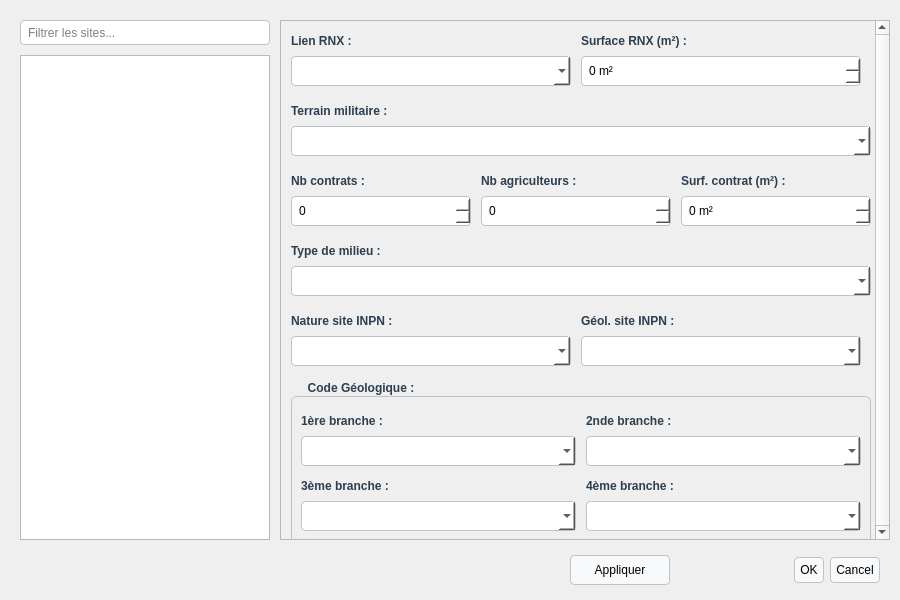
First picture: the form in plugin_sites_cen_dialog_base.ui, repository matthieu-cen-paysdelaloire/plugin_sites_cen, before the edit.
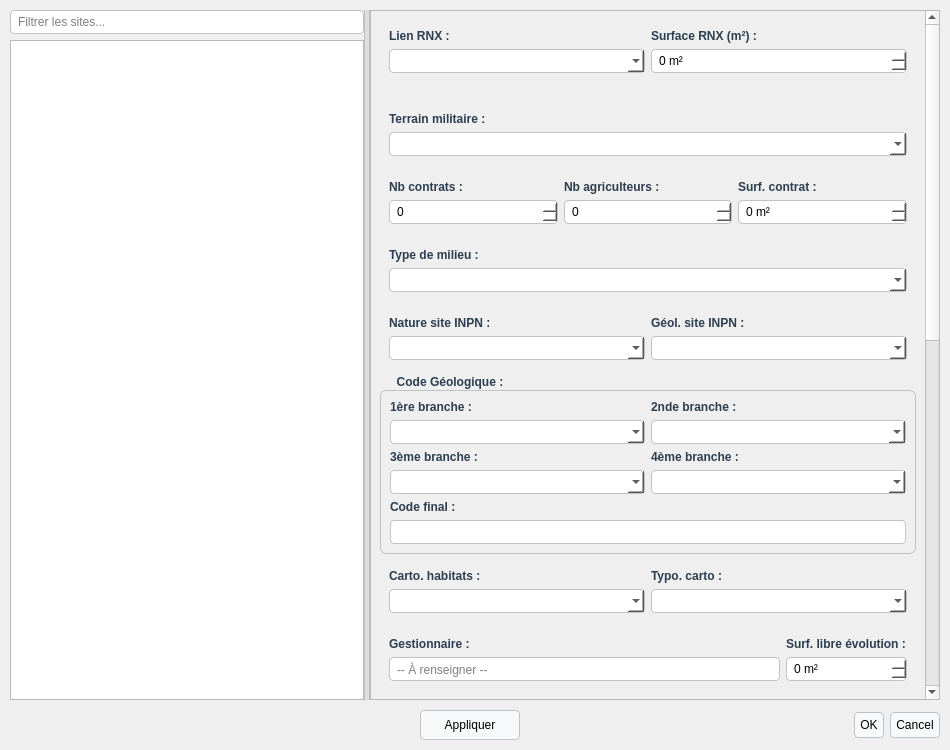
Second picture: the form after the edit.

Commit message: # Correctifs plugin, réajustement des dimensions

```diff
--- a/plugin_sites_cen_dialog_base.ui
+++ b/plugin_sites_cen_dialog_base.ui
@@ -6,400 +6,635 @@
    <rect>
     <x>0</x>
     <y>0</y>
-    <width>900</width>
-    <height>600</height>
-   </rect>
-  </property>
+        <width>950</width>
+        <height>750</height>
+      </rect>
+    </property>
+    
   <property name="windowTitle">
    <string>Gestionnaire des sites CEN</string>
   </property>
+    
   <property name="styleSheet">
    <string>
-    /* 1. TITRES : Labels et GroupBox */
-    QLabel, QGroupBox {
-        font-weight: bold;
-        color: #2c3e50;
-    }
-
-    /* 2. INFOBULLES : Pas de gras, bordure fine */
-    QToolTip {
-        font-weight: normal;
-        background-color: #ffe089;
-        border: 1px solid #bdc3c7;
-        color: #2c3e50;
-        padding: 2px;
-    }
-
-    /* 3. CHAMPS DE SAISIE : Bordures arrondies et texte normal */
-    QComboBox, QSpinBox, QLineEdit, QTextEdit, QDateEdit {
-        border: 1px solid #bdc3c7;
-        border-radius: 4px;
-        padding: 3px 5px;
-        background-color: white;
-        selection-background-color: #3498db;
-        selection-color: white;
-        font-weight: normal;
-    }
-
-    /* Focus sur les champs */
-    QComboBox:focus, QSpinBox:focus, QLineEdit:focus, QTextEdit:focus, QDateEdit:focus {
-        border: 1px solid #3498db;
-    }
-
-    /* 4. GROUPBOX : Cadre uniformisé */
-    QGroupBox { 
-        border: 1px solid #bdc3c7; 
-        border-radius: 6px; 
-        margin-top: 15px; 
-    } 
-    QGroupBox::title { 
-        subcontrol-origin: margin; 
-        left: 10px; 
-        padding: 0 5px; 
-    }
-
-    /* 5. BOUTONS */
-    QPushButton {
-        border: 1px solid #bdc3c7;
-        border-radius: 4px;
-        background-color: #f8f9fa;
-        padding: 5px;
-        font-weight: normal;
-    }
-    QPushButton:hover {
-        background-color: #e9ecef;
-    }
+        QLabel, QGroupBox { font-weight: bold; color: #2c3e50; }
+        QToolTip { font-weight: normal; background-color: #ffe089; border: 1px solid #bdc3c7; color: #2c3e50; padding: 2px; }
+        QComboBox, QSpinBox, QLineEdit, QTextEdit, QDateEdit { border: 1px solid #bdc3c7; border-radius: 4px; padding: 3px 5px; background-color: white; font-weight: normal; }
+        QGroupBox { border: 1px solid #bdc3c7; border-radius: 6px; margin-top: 15px; } 
+        QGroupBox::title { subcontrol-origin: margin; left: 10px; padding: 0 5px; }
+        QPushButton { border: 1px solid #bdc3c7; border-radius: 4px; background-color: #f8f9fa; padding: 5px; }
+        QFrame#rowBlock { border: none; background-color: transparent; padding-bottom: 15px; }
+        QSplitter::handle { background-color: #dcdde1; border-left: 1px solid #bdc3c7; border-right: 1px solid #bdc3c7; }
+        QSplitter::handle:horizontal { width: 10px; }
+        QSplitter::handle:hover { background-color: #3498db; }
    </string>
   </property>
 
+    <layout class="QVBoxLayout" name="mainVerticalLayout">
+      <property name="spacing">
+        <number>10</number>
+      </property>
+      <property name="leftMargin">
+        <number>10</number>
+      </property>
+      <property name="topMargin">
+        <number>10</number>
+      </property>
+      <property name="rightMargin">
+        <number>10</number>
+      </property>
+      <property name="bottomMargin">
+        <number>10</number>
+      </property>
+
+      <item>
+        <widget class="QSplitter" name="splitter">
+          <property name="orientation">
+            <enum>Qt::Horizontal</enum>
+          </property>
+          
+          <widget class="QWidget" name="leftContainer">
+            <layout class="QVBoxLayout" name="leftSide">
+              <item>
   <widget class="QLineEdit" name="txtSearch">
-   <property name="geometry"><rect><x>20</x><y>20</y><width>250</width><height>25</height></rect></property>
-   <property name="placeholderText"><string>Filtrer les sites...</string></property>
-  </widget>
-
+                  <property name="placeholderText">
+                    <string>Filtrer les sites...</string>
+                  </property>
+                </widget>
+              </item>
+              <item>
   <widget class="QListWidget" name="listSites">
-   <property name="geometry"><rect><x>20</x><y>55</y><width>250</width><height>485</height></rect></property>
+                  <property name="minimumSize">
+                    <size>
+                      <width>200</width>
+                      <height>0</height>
+                    </size>
+                  </property>
+                </widget>
+              </item>
+            </layout>
   </widget>
 
   <widget class="QScrollArea" name="scrollArea">
-   <property name="geometry"><rect><x>280</x><y>20</y><width>610</width><height>520</height></rect></property>
-   <property name="verticalScrollBarPolicy"><enum>Qt::ScrollBarAlwaysOn</enum></property>
-   <property name="widgetResizable"><bool>true</bool></property>
-   
+            <property name="widgetResizable">
+              <bool>true</bool>
+            </property>
+            
    <widget class="QWidget" name="scrollAreaWidgetContents">
-    <property name="geometry"><rect><x>0</x><y>0</y><width>590</width><height>1750</height></rect></property>
-
+              <layout class="QVBoxLayout" name="formVLayout">
+                
+                <item>
+                  <widget class="QFrame" name="rowBlock">
+                    <layout class="QHBoxLayout">
+                      <item>
+                        <layout class="QVBoxLayout">
+                          <item>
     <widget class="QLabel" name="label_rnx">
-     <property name="geometry"><rect><x>10</x><y>10</y><width>280</width><height>20</height></rect></property>
      <property name="text"><string>Lien RNX :</string></property>
     </widget>
-    <widget class="QComboBox" name="cbLienRNX">
-     <property name="geometry"><rect><x>10</x><y>35</y><width>280</width><height>30</height></rect></property>
-    </widget>
-
+                          </item>
+                          <item>
+                            <widget class="QComboBox" name="cbLienRNX"/>
+                          </item>
+                        </layout>
+                      </item>
+                      <item>
+                        <layout class="QVBoxLayout">
+                          <item>
     <widget class="QLabel" name="label_num">
-     <property name="geometry"><rect><x>300</x><y>10</y><width>280</width><height>20</height></rect></property>
      <property name="text"><string>Surface RNX (m²) :</string></property>
     </widget>
+                          </item>
+                          <item>
     <widget class="QSpinBox" name="spinRNX">
-     <property name="geometry"><rect><x>300</x><y>35</y><width>280</width><height>30</height></rect></property>
      <property name="minimum"><number>-1</number></property>
+                              <property name="maximum"><number>99999999</number></property>
      <property name="specialValueText"><string>-- À renseigner --</string></property>
      <property name="suffix"><string> m²</string></property>
-     <property name="maximum"><number>99999999</number></property>
-    </widget>
+                            </widget>
+                          </item>
+                        </layout>
+                      </item>
+                    </layout>
+                  </widget>
+                </item>
 
+                <item>
+                  <widget class="QFrame" name="rowBlock">
+                    <layout class="QVBoxLayout">
+                      <item>
     <widget class="QLabel" name="label_militaire">
-     <property name="geometry"><rect><x>10</x><y>80</y><width>580</width><height>20</height></rect></property>
      <property name="text"><string>Terrain militaire :</string></property>
     </widget>
-    <widget class="QComboBox" name="cbMilitaire">
-     <property name="geometry"><rect><x>10</x><y>105</y><width>580</width><height>30</height></rect></property>
-    </widget>
+                      </item>
+                      <item>
+                        <widget class="QComboBox" name="cbMilitaire"/>
+                      </item>
+                    </layout>
+                  </widget>
+                </item>
 
+                <item>
+                  <widget class="QFrame" name="rowBlock">
+                    <layout class="QHBoxLayout">
+                      <item>
+                        <layout class="QVBoxLayout">
+                          <item>
     <widget class="QLabel" name="label_contrats">
-     <property name="geometry"><rect><x>10</x><y>150</y><width>180</width><height>20</height></rect></property>
      <property name="text"><string>Nb contrats :</string></property>
     </widget>
+                          </item>
+                          <item>
     <widget class="QSpinBox" name="spinContrats">
-     <property name="geometry"><rect><x>10</x><y>175</y><width>180</width><height>30</height></rect></property>
      <property name="minimum"><number>-1</number></property>
      <property name="specialValueText"><string>-- À renseigner --</string></property>
     </widget>
-
+                          </item>
+                        </layout>
+                      </item>
+                      <item>
+                        <layout class="QVBoxLayout">
+                          <item>
     <widget class="QLabel" name="label_agri">
-     <property name="geometry"><rect><x>200</x><y>150</y><width>190</width><height>20</height></rect></property>
      <property name="text"><string>Nb agriculteurs :</string></property>
     </widget>
+                          </item>
+                          <item>
     <widget class="QSpinBox" name="spinAgri">
-     <property name="geometry"><rect><x>200</x><y>175</y><width>190</width><height>30</height></rect></property>
      <property name="minimum"><number>-1</number></property>
      <property name="specialValueText"><string>-- À renseigner --</string></property>
     </widget>
-
+                          </item>
+                        </layout>
+                      </item>
+                      <item>
+                        <layout class="QVBoxLayout">
+                          <item>
     <widget class="QLabel" name="label_surf_contrat">
-     <property name="geometry"><rect><x>400</x><y>150</y><width>190</width><height>20</height></rect></property>
-     <property name="text"><string>Surf. contrat (m²) :</string></property>
-    </widget>
+                              <property name="text"><string>Surf. contrat :</string></property>
+                            </widget>
+                          </item>
+                          <item>
     <widget class="QSpinBox" name="spinSurfContrat">
-     <property name="geometry"><rect><x>400</x><y>175</y><width>190</width><height>30</height></rect></property>
      <property name="minimum"><number>-1</number></property>
+                              <property name="maximum"><number>99999999</number></property>
      <property name="specialValueText"><string>-- À renseigner --</string></property>
      <property name="suffix"><string> m²</string></property>
-     <property name="maximum"><number>99999999</number></property>
-    </widget>
+                            </widget>
+                          </item>
+                        </layout>
+                      </item>
+                    </layout>
+                  </widget>
+                </item>
 
+                <item>
+                  <widget class="QFrame" name="rowBlock">
+                    <layout class="QVBoxLayout">
+                      <item>
     <widget class="QLabel" name="label_type_milieu">
-     <property name="geometry"><rect><x>10</x><y>220</y><width>580</width><height>20</height></rect></property>
      <property name="text"><string>Type de milieu :</string></property>
     </widget>
-    <widget class="QComboBox" name="cbType_milieu">
-     <property name="geometry"><rect><x>10</x><y>245</y><width>580</width><height>30</height></rect></property>
-    </widget>
+                      </item>
+                      <item>
+                        <widget class="QComboBox" name="cbType_milieu"/>
+                      </item>
+                    </layout>
+                  </widget>
+                </item>
 
+                <item>
+                  <widget class="QFrame" name="rowBlock">
+                    <layout class="QHBoxLayout">
+                      <item>
+                        <layout class="QVBoxLayout">
+                          <item>
     <widget class="QLabel" name="label_nature">
-     <property name="geometry"><rect><x>10</x><y>290</y><width>280</width><height>20</height></rect></property>
      <property name="text"><string>Nature site INPN :</string></property>
     </widget>
-    <widget class="QComboBox" name="cbNatureInpn">
-     <property name="geometry"><rect><x>10</x><y>315</y><width>280</width><height>30</height></rect></property>
-    </widget>
-
+                          </item>
+                          <item>
+                            <widget class="QComboBox" name="cbNatureInpn"/>
+                          </item>
+                        </layout>
+                      </item>
+                      <item>
+                        <layout class="QVBoxLayout">
+                          <item>
     <widget class="QLabel" name="label_geol">
-     <property name="geometry"><rect><x>300</x><y>290</y><width>280</width><height>20</height></rect></property>
      <property name="text"><string>Géol. site INPN :</string></property>
     </widget>
-    <widget class="QComboBox" name="cbGeolInpn">
-     <property name="geometry"><rect><x>300</x><y>315</y><width>280</width><height>30</height></rect></property>
-    </widget>
+                          </item>
+                          <item>
+                            <widget class="QComboBox" name="cbGeolInpn"/>
+                          </item>
+                        </layout>
+                      </item>
+                    </layout>
+                  </widget>
+                </item>
 
+                <item>
     <widget class="QGroupBox" name="groupGeolDecision">
-     <property name="geometry">
-      <rect><x>10</x><y>360</y><width>580</width><height>250</height></rect>
-     </property>
      <property name="title">
       <string>Code Géologique :</string>
      </property>
-     <property name="toolTip">
-      <string>Complétez les branches pour générer le code final automatiquement.</string>
-     </property>
-
+                    <layout class="QGridLayout">
+                      <item row="0" column="0">
      <widget class="QLabel" name="lblGeol1">
-      <property name="geometry"><rect><x>10</x><y>30</y><width>275</width><height>20</height></rect></property>
       <property name="text"><string>1ère branche :</string></property>
      </widget>
-     <widget class="QComboBox" name="cbGeolStep1">
-      <property name="geometry"><rect><x>10</x><y>55</y><width>275</width><height>30</height></rect></property>
-     </widget>
-
+                      </item>
+                      <item row="1" column="0">
+                        <widget class="QComboBox" name="cbGeolStep1"/>
+                      </item>
+                      <item row="0" column="1">
      <widget class="QLabel" name="lblGeol2">
-      <property name="geometry"><rect><x>295</x><y>30</y><width>275</width><height>20</height></rect></property>
       <property name="text"><string>2nde branche :</string></property>
      </widget>
-     <widget class="QComboBox" name="cbGeolStep2">
-      <property name="geometry"><rect><x>295</x><y>55</y><width>275</width><height>30</height></rect></property>
-     </widget>
-
+                      </item>
+                      <item row="1" column="1">
+                        <widget class="QComboBox" name="cbGeolStep2"/>
+                      </item>
+                      <item row="2" column="0">
      <widget class="QLabel" name="lblGeol3">
-      <property name="geometry"><rect><x>10</x><y>95</y><width>275</width><height>20</height></rect></property>
       <property name="text"><string>3ème branche :</string></property>
      </widget>
-     <widget class="QComboBox" name="cbGeolStep3">
-      <property name="geometry"><rect><x>10</x><y>120</y><width>275</width><height>30</height></rect></property>
-     </widget>
-
+                      </item>
+                      <item row="3" column="0">
+                        <widget class="QComboBox" name="cbGeolStep3"/>
+                      </item>
+                      <item row="2" column="1">
      <widget class="QLabel" name="lblGeol4">
-      <property name="geometry"><rect><x>295</x><y>95</y><width>275</width><height>20</height></rect></property>
       <property name="text"><string>4ème branche :</string></property>
      </widget>
-     <widget class="QComboBox" name="cbGeolStep4">
-      <property name="geometry"><rect><x>295</x><y>120</y><width>275</width><height>30</height></rect></property>
-     </widget>
-
+                      </item>
+                      <item row="3" column="1">
+                        <widget class="QComboBox" name="cbGeolStep4"/>
+                      </item>
+                      <item row="4" column="0" colspan="2">
      <widget class="QLabel" name="lblGeolFinal">
-      <property name="geometry"><rect><x>10</x><y>170</y><width>560</width><height>20</height></rect></property>
-      <property name="text"><string>Code final calculé :</string></property>
-     </widget>
+                          <property name="text"><string>Code final :</string></property>
+                        </widget>
+                      </item>
+                      <item row="5" column="0" colspan="2">
      <widget class="QLineEdit" name="txtGeolResult">
-      <property name="geometry"><rect><x>10</x><y>195</y><width>560</width><height>35</height></rect></property>
       <property name="readOnly"><bool>true</bool></property>
-      <property name="styleSheet"><string>background-color: #ecf0f1; border: 1px solid #bdc3c7;</string></property>
-     </widget>
-    </widget>
+                        </widget>
+                      </item>
+                    </layout>
+                  </widget>
+                </item>
 
+                <item>
+                  <widget class="QFrame" name="rowBlock">
+                    <layout class="QHBoxLayout">
+                      <item>
+                        <layout class="QVBoxLayout">
+                          <item>
     <widget class="QLabel" name="label_carto_hab">
-     <property name="geometry"><rect><x>10</x><y>630</y><width>280</width><height>20</height></rect></property>
      <property name="text"><string>Carto. habitats :</string></property>
     </widget>
-    <widget class="QComboBox" name="cbCartoHab">
-     <property name="geometry"><rect><x>10</x><y>655</y><width>280</width><height>30</height></rect></property>
-    </widget>
-
+                          </item>
+                          <item>
+                            <widget class="QComboBox" name="cbCartoHab"/>
+                          </item>
+                        </layout>
+                      </item>
+                      <item>
+                        <layout class="QVBoxLayout">
+                          <item>
     <widget class="QLabel" name="label_typo_hab">
-     <property name="geometry"><rect><x>300</x><y>630</y><width>280</width><height>20</height></rect></property>
      <property name="text"><string>Typo. carto :</string></property>
     </widget>
-    <widget class="QComboBox" name="cbTypoHab">
-     <property name="geometry"><rect><x>300</x><y>655</y><width>280</width><height>30</height></rect></property>
-    </widget>
+                          </item>
+                          <item>
+                            <widget class="QComboBox" name="cbTypoHab"/>
+                          </item>
+                        </layout>
+                      </item>
+                    </layout>
+                  </widget>
+                </item>
 
+                <item>
+                  <widget class="QFrame" name="rowBlock">
+                    <layout class="QHBoxLayout">
+                      <item>
+                        <layout class="QVBoxLayout">
+                          <item>
     <widget class="QLabel" name="label_gestionnaire">
-     <property name="geometry"><rect><x>10</x><y>700</y><width>280</width><height>20</height></rect></property>
-     <property name="text"><string>Gestionnaire du site :</string></property>
-    </widget>
+                              <property name="text"><string>Gestionnaire :</string></property>
+                            </widget>
+                          </item>
+                          <item>
     <widget class="QLineEdit" name="txtGestionnaire">
-     <property name="geometry"><rect><x>10</x><y>725</y><width>280</width><height>30</height></rect></property>
-    </widget>
-
+                              <property name="placeholderText"><string>-- À renseigner --</string></property>
+                            </widget>
+                          </item>
+                        </layout>
+                      </item>
+                      <item>
+                        <layout class="QVBoxLayout">
+                          <item>
     <widget class="QLabel" name="label_surf_libre">
-     <property name="geometry"><rect><x>300</x><y>700</y><width>280</width><height>20</height></rect></property>
-     <property name="text"><string>Surf. libre évolution (m²) :</string></property>
-    </widget>
+                              <property name="text"><string>Surf. libre évolution :</string></property>
+                            </widget>
+                          </item>
+                          <item>
     <widget class="QSpinBox" name="spinLibreEvo">
-     <property name="geometry"><rect><x>300</x><y>725</y><width>280</width><height>30</height></rect></property>
      <property name="minimum"><number>-1</number></property>
+                              <property name="maximum"><number>99999999</number></property>
      <property name="specialValueText"><string>-- À renseigner --</string></property>
      <property name="suffix"><string> m²</string></property>
     </widget>
+                          </item>
+                        </layout>
+                      </item>
+                    </layout>
+                  </widget>
+                </item>
 
+                <item>
+                  <widget class="QFrame" name="rowBlock">
+                    <layout class="QHBoxLayout">
+                      <item>
+                        <layout class="QVBoxLayout">
+                          <item>
     <widget class="QLabel" name="label_doc_pres">
-     <property name="geometry"><rect><x>10</x><y>770</y><width>280</width><height>20</height></rect></property>
      <property name="text"><string>Présence Doc Gestion :</string></property>
     </widget>
-    <widget class="QComboBox" name="cbDocPres">
-     <property name="geometry"><rect><x>10</x><y>795</y><width>280</width><height>30</height></rect></property>
-    </widget>
-
+                          </item>
+                          <item>
+                            <widget class="QComboBox" name="cbDocPres"/>
+                          </item>
+                        </layout>
+                      </item>
+                      <item>
+                        <layout class="QVBoxLayout">
+                          <item>
     <widget class="QLabel" name="label_doc_nom">
-     <property name="geometry"><rect><x>300</x><y>770</y><width>280</width><height>20</height></rect></property>
      <property name="text"><string>Nom du document :</string></property>
     </widget>
+                          </item>
+                          <item>
     <widget class="QLineEdit" name="txtDocNom">
-     <property name="geometry"><rect><x>300</x><y>795</y><width>280</width><height>30</height></rect></property>
-    </widget>
+                              <property name="placeholderText"><string>-- À renseigner --</string></property>
+                            </widget>
+                          </item>
+                        </layout>
+                      </item>
+                    </layout>
+                  </widget>
+                </item>
 
+                <item>
+                  <widget class="QFrame" name="rowBlock">
+                    <layout class="QVBoxLayout">
+                      <item>
     <widget class="QLabel" name="label_doc_eval">
-     <property name="geometry"><rect><x>10</x><y>840</y><width>580</width><height>20</height></rect></property>
      <property name="text"><string>Évaluation Doc :</string></property>
     </widget>
-    <widget class="QComboBox" name="cbDocEval">
-     <property name="geometry"><rect><x>10</x><y>865</y><width>580</width><height>30</height></rect></property>
-    </widget>
+                      </item>
+                      <item>
+                        <widget class="QComboBox" name="cbDocEval"/>
+                      </item>
+                    </layout>
+                  </widget>
+                </item>
 
+                <item>
+                  <widget class="QFrame" name="rowBlock">
+                    <layout class="QHBoxLayout">
+                      <item>
+                        <layout class="QVBoxLayout">
+                          <item>
     <widget class="QLabel" name="label_date_ini">
-     <property name="geometry"><rect><x>10</x><y>910</y><width>180</width><height>20</height></rect></property>
      <property name="text"><string>Date initiale :</string></property>
     </widget>
+                          </item>
+                          <item>
     <widget class="QDateEdit" name="dateIni">
-     <property name="geometry"><rect><x>10</x><y>935</y><width>180</width><height>30</height></rect></property>
      <property name="calendarPopup"><bool>true</bool></property>
     </widget>
-
+                          </item>
+                        </layout>
+                      </item>
+                      <item>
+                        <layout class="QVBoxLayout">
+                          <item>
     <widget class="QLabel" name="label_date_maj">
-     <property name="geometry"><rect><x>200</x><y>910</y><width>190</width><height>20</height></rect></property>
      <property name="text"><string>Date MàJ :</string></property>
     </widget>
+                          </item>
+                          <item>
     <widget class="QDateEdit" name="dateMaj">
-     <property name="geometry"><rect><x>200</x><y>935</y><width>190</width><height>30</height></rect></property>
      <property name="calendarPopup"><bool>true</bool></property>
     </widget>
-
+                          </item>
+                        </layout>
+                      </item>
+                      <item>
+                        <layout class="QVBoxLayout">
+                          <item>
     <widget class="QLabel" name="label_date_fin">
-     <property name="geometry"><rect><x>400</x><y>910</y><width>190</width><height>20</height></rect></property>
      <property name="text"><string>Date fin :</string></property>
     </widget>
+                          </item>
+                          <item>
     <widget class="QDateEdit" name="dateFin">
-     <property name="geometry"><rect><x>400</x><y>935</y><width>190</width><height>30</height></rect></property>
      <property name="calendarPopup"><bool>true</bool></property>
     </widget>
+                          </item>
+                        </layout>
+                      </item>
+                    </layout>
+                  </widget>
+                </item>
 
+                <item>
+                  <widget class="QFrame" name="rowBlock">
+                    <layout class="QVBoxLayout">
+                      <item>
     <widget class="QLabel" name="label_surf_doc">
-     <property name="geometry"><rect><x>10</x><y>980</y><width>580</width><height>20</height></rect></property>
-     <property name="text"><string>Surf. Doc Gestion (m²) :</string></property>
-    </widget>
+                          <property name="text"><string>Surf. Doc Gestion :</string></property>
+                        </widget>
+                      </item>
+                      <item>
     <widget class="QSpinBox" name="spinSurfDoc">
-     <property name="geometry"><rect><x>10</x><y>1005</y><width>580</width><height>30</height></rect></property>
      <property name="minimum"><number>-1</number></property>
+                          <property name="maximum"><number>99999999</number></property>
      <property name="specialValueText"><string>-- À renseigner --</string></property>
      <property name="suffix"><string> m²</string></property>
     </widget>
+                      </item>
+                    </layout>
+                  </widget>
+                </item>
 
+                <item>
+                  <layout class="QVBoxLayout">
+                    <item>
     <widget class="QLabel" name="label_url_inpn">
-     <property name="geometry"><rect><x>10</x><y>1050</y><width>580</width><height>20</height></rect></property>
-     <property name="text"><string>URL Fiche INPN :</string></property>
-    </widget>
+                        <property name="text"><string>URL INPN :</string></property>
+                      </widget>
+                    </item>
+                    <item>
     <widget class="QLineEdit" name="txtUrlInpn">
-     <property name="geometry"><rect><x>10</x><y>1075</y><width>580</width><height>30</height></rect></property>
-    </widget>
+                        <property name="placeholderText"><string>-- À renseigner --</string></property>
+                      </widget>
+                    </item>
+                  </layout>
+                </item>
 
+                <item>
+                  <layout class="QVBoxLayout">
+                    <item>
     <widget class="QLabel" name="label_url_cen">
-     <property name="geometry"><rect><x>10</x><y>1120</y><width>580</width><height>20</height></rect></property>
-     <property name="text"><string>URL Fiche CEN :</string></property>
-    </widget>
+                        <property name="text"><string>URL CEN :</string></property>
+                      </widget>
+                    </item>
+                    <item>
     <widget class="QLineEdit" name="txtUrlCen">
-     <property name="geometry"><rect><x>10</x><y>1145</y><width>580</width><height>30</height></rect></property>
-    </widget>
+                        <property name="placeholderText"><string>-- À renseigner --</string></property>
+                      </widget>
+                    </item>
+                  </layout>
+                </item>
 
+                <item>
+                  <widget class="QFrame" name="rowBlock">
+                    <layout class="QVBoxLayout">
+                      <item>
     <widget class="QLabel" name="label_ouverture">
-     <property name="geometry"><rect><x>10</x><y>1190</y><width>580</width><height>20</height></rect></property>
      <property name="text"><string>Ouverture au public :</string></property>
     </widget>
-    <widget class="QComboBox" name="cbOuverture">
-     <property name="geometry"><rect><x>10</x><y>1215</y><width>580</width><height>30</height></rect></property>
-    </widget>
+                      </item>
+                      <item>
+                        <widget class="QComboBox" name="cbOuverture"/>
+                      </item>
+                    </layout>
+                  </widget>
+                </item>
 
+                <item>
     <widget class="QLabel" name="label_desc">
-     <property name="geometry"><rect><x>10</x><y>1260</y><width>580</width><height>20</height></rect></property>
-     <property name="text"><string>Description du site :</string></property>
-    </widget>
+                    <property name="text"><string>Description :</string></property>
+                  </widget>
+                </item>
+                <item>
     <widget class="QTextEdit" name="txtDescription">
-     <property name="geometry"><rect><x>10</x><y>1285</y><width>580</width><height>120</height></rect></property>
-    </widget>
+                    <property name="minimumSize">
+                      <size><width>0</width><height>80</height></size>
+                    </property>
+                    <property name="placeholderText"><string>-- À renseigner --</string></property>
+                  </widget>
+                </item>
 
+                <item>
     <widget class="QLabel" name="label_url_photo">
-     <property name="geometry"><rect><x>10</x><y>1420</y><width>580</width><height>20</height></rect></property>
      <property name="text"><string>URL Photo :</string></property>
     </widget>
+                </item>
+                <item>
     <widget class="QLineEdit" name="txtUrlPhoto">
-     <property name="geometry"><rect><x>10</x><y>1445</y><width>580</width><height>30</height></rect></property>
-    </widget>
+                    <property name="placeholderText"><string>-- À renseigner --</string></property>
+                  </widget>
+                </item>
 
+                <item>
+                  <widget class="QFrame" name="rowBlock">
+                    <layout class="QHBoxLayout">
+                      <item>
+                        <layout class="QVBoxLayout">
+                          <item>
     <widget class="QLabel" name="label_sensi">
-     <property name="geometry"><rect><x>10</x><y>1490</y><width>280</width><height>20</height></rect></property>
      <property name="text"><string>Sensibilité :</string></property>
     </widget>
-    <widget class="QComboBox" name="cbSensibilite">
-     <property name="geometry"><rect><x>10</x><y>1515</y><width>280</width><height>30</height></rect></property>
-    </widget>
-
+                          </item>
+                          <item>
+                            <widget class="QComboBox" name="cbSensibilite"/>
+                          </item>
+                        </layout>
+                      </item>
+                      <item>
+                        <layout class="QVBoxLayout">
+                          <item>
     <widget class="QLabel" name="label_diffusion">
-     <property name="geometry"><rect><x>300</x><y>1490</y><width>280</width><height>20</height></rect></property>
      <property name="text"><string>Non diffusion :</string></property>
     </widget>
-    <widget class="QComboBox" name="cbNonDiffusion">
-     <property name="geometry"><rect><x>300</x><y>1515</y><width>280</width><height>30</height></rect></property>
-    </widget>
+                          </item>
+                          <item>
+                            <widget class="QComboBox" name="cbNonDiffusion"/>
+                          </item>
+                        </layout>
+                      </item>
+                    </layout>
+                  </widget>
+                </item>
 
+                <item>
     <widget class="QLabel" name="label_remq_sensi">
-     <property name="geometry"><rect><x>10</x><y>1560</y><width>580</width><height>20</height></rect></property>
      <property name="text"><string>Remarque sensibilité :</string></property>
     </widget>
+                </item>
+                <item>
     <widget class="QTextEdit" name="txtRemqSensibilite">
-     <property name="geometry"><rect><x>10</x><y>1585</y><width>580</width><height>100</height></rect></property>
-    </widget>
+                    <property name="minimumSize">
+                      <size><width>0</width><height>60</height></size>
+                    </property>
+                    <property name="placeholderText"><string>-- À renseigner --</string></property>
+                  </widget>
+                </item>
 
-   </widget>
-  </widget>
+              </layout>
+            </widget>
+          </widget> </widget> </item>
 
+      <item>
+        <layout class="QHBoxLayout" name="bottomLayout">
+          <property name="spacing">
+            <number>10</number>
+          </property>
+          <item>
+            <spacer name="horizontalSpacer">
+              <property name="orientation">
+                <enum>Qt::Horizontal</enum>
+              </property>
+              <property name="sizeType">
+                <enum>QSizePolicy::Expanding</enum>
+              </property>
+              <property name="sizeHint" stdset="0">
+                <size>
+                  <width>40</width>
+                  <height>20</height>
+                </size>
+              </property>
+            </spacer>
+          </item>
+          <item>
   <widget class="QPushButton" name="btnApply">
-   <property name="geometry"><rect><x>570</x><y>555</y><width>100</width><height>30</height></rect></property>
-   <property name="text"><string>Appliquer</string></property>
-  </widget>
-
+              <property name="text">
+                <string>Appliquer</string>
+              </property>
+              <property name="minimumSize">
+                <size>
+                  <width>100</width>
+                  <height>30</height>
+                </size>
+              </property>
+            </widget>
+          </item>
+          <item>
   <widget class="QDialogButtonBox" name="button_box">
-   <property name="geometry"><rect><x>680</x><y>555</y><width>200</width><height>30</height></rect></property>
-   <property name="standardButtons"><set>QDialogButtonBox::Cancel|QDialogButtonBox::Ok</set></property>
-  </widget>
-
+              <property name="standardButtons">
+                <set>QDialogButtonBox::Cancel|QDialogButtonBox::Ok</set>
+              </property>
+            </widget>
+          </item>
+        </layout>
+      </item>
+      
+    </layout>
  </widget>
 </ui>
```
Left out of the diff: 1 changed line with no effect on the pictures. Lines whose indentation alone changed are shown as unchanged. The commit also changes 4 other files.
